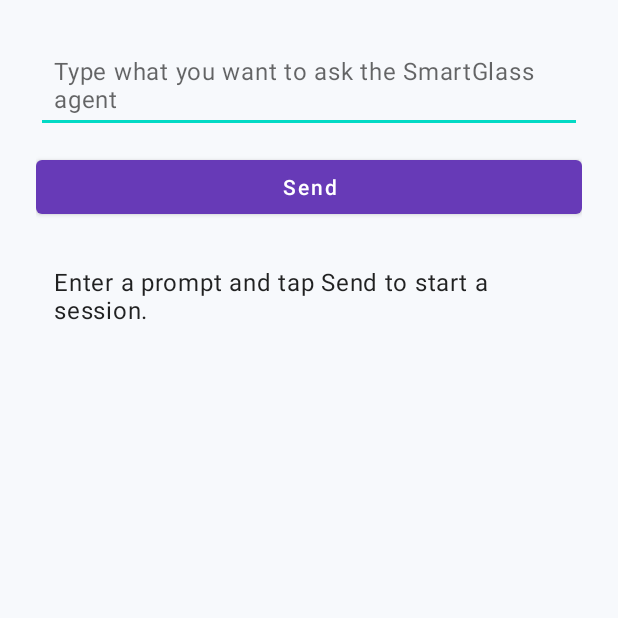
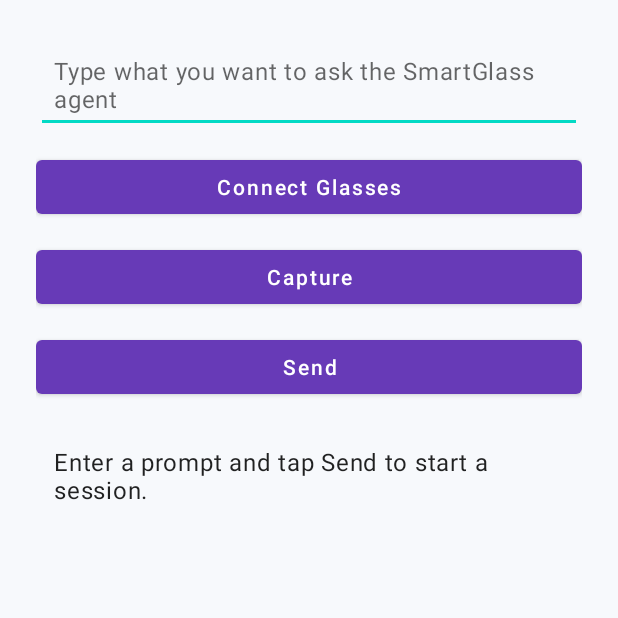
Before and after one commit to farmountain/SmartGlass-AI-Agent, an Android app: the screen it shows after launch (SampleActivity), on a phone screen of 412 x 824 dp, the top half of it. Run offline under Robolectric (Android 15) with nearby library versions, the phone set to English and light mode, and no system bars.

Commit message:
Add stubbed glasses connect and capture actions to sample

```diff
--- a/sample/src/main/res/layout/activity_sample.xml
+++ b/sample/src/main/res/layout/activity_sample.xml
@@ -18,6 +18,22 @@
         android:textAppearance="@style/TextAppearance.MaterialComponents.Body1" />
 
     <Button
+        android:id="@+id/connectButton"
+        android:layout_width="match_parent"
+        android:layout_height="wrap_content"
+        android:layout_marginTop="12dp"
+        android:text="@string/connect_glasses"
+        android:textAllCaps="false" />
+
+    <Button
+        android:id="@+id/captureButton"
+        android:layout_width="match_parent"
+        android:layout_height="wrap_content"
+        android:layout_marginTop="12dp"
+        android:text="@string/capture_photo"
+        android:textAllCaps="false" />
+
+    <Button
         android:id="@+id/sendButton"
         android:layout_width="match_parent"
         android:layout_height="wrap_content"
--- a/sample/src/main/res/values/strings.xml
+++ b/sample/src/main/res/values/strings.xml
@@ -9,4 +9,12 @@
     <string name="response_prefix">Response: %1$s</string>
     <string name="response_error">Error: %1$s</string>
     <string name="prompt_required">Please enter a prompt before sending.</string>
+    <string name="connect_glasses">Connect Glasses</string>
+    <string name="capture_photo">Capture</string>
+    <string name="connecting_glasses">Connecting to glasses…</string>
+    <string name="glasses_connected_stub">Glasses connected (stubbed)</string>
+    <string name="connect_error">Connection failed: %1$s</string>
+    <string name="capturing_photo">Capturing photo…</string>
+    <string name="capture_failed">No image returned from glasses.</string>
+    <string name="capture_error">Capture failed: %1$s</string>
 </resources>
```
Also changed, not shown: sample/src/main/java/com/smartglass/sample/SampleActivity.kt (+80 -0 lines).
